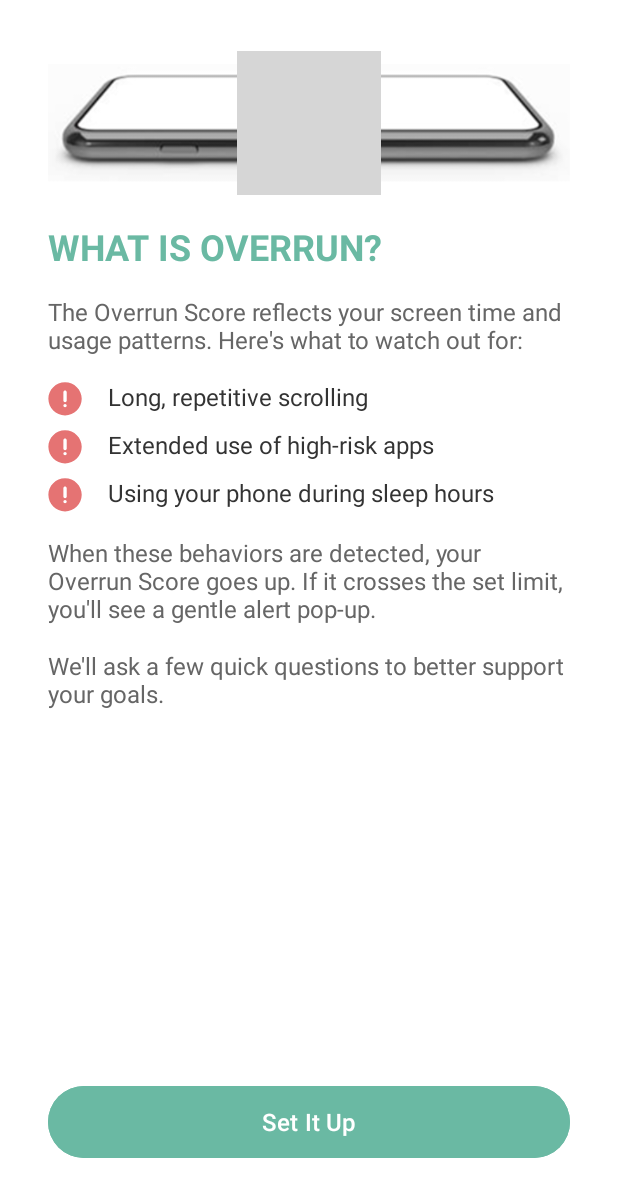
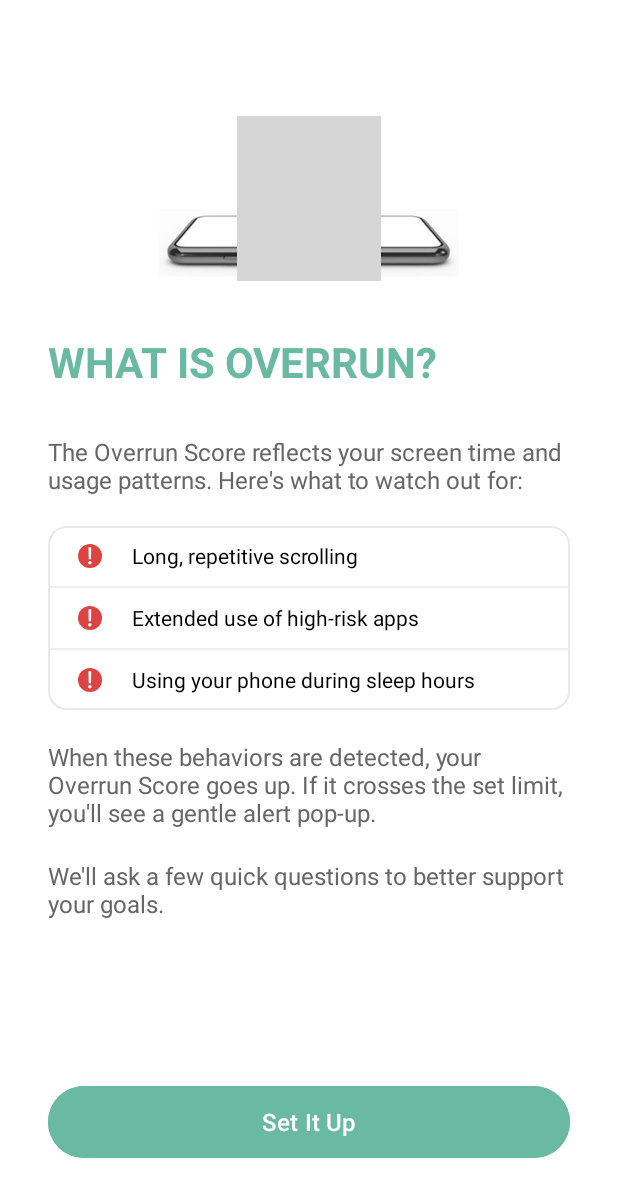
Before and after one commit to sc-team-6/PaceMate-FE, an Android app: the screen it shows after launch (OnboardingActivity), after a tap on "Next", on a phone screen of 412 x 824 dp. Shown: the top 1197 px of the screen. Run offline under Robolectric (Android 15) with nearby library versions, the phone set to English and light mode, and no system bars; grey boxes are pictures that could not be loaded.

Commit message:
Feat: 온보딩 페이지 2/5

```diff
--- /dev/null
+++ b/app/src/main/res/drawable/card_border.xml
@@ -0,0 +1,6 @@
+<?xml version="1.0" encoding="utf-8"?>
+<shape xmlns:android="http://schemas.android.com/apk/res/android">
+    <solid android:color="@android:color/white" />
+    <corners android:radius="12dp" />
+    <stroke android:width="1dp" android:color="#E9E9E9" />
+</shape>
--- /dev/null
+++ b/app/src/main/res/drawable/circle_red_background.xml
@@ -0,0 +1,5 @@
+<?xml version="1.0" encoding="utf-8"?>
+<shape xmlns:android="http://schemas.android.com/apk/res/android"
+    android:shape="oval">
+    <solid android:color="#E57373" /> <!-- 빨간색 배경 -->
+</shape>
--- /dev/null
+++ b/app/src/main/res/drawable/ic_alert.xml
@@ -0,0 +1,9 @@
+<vector xmlns:android="http://schemas.android.com/apk/res/android"
+    android:width="44dp"
+    android:height="44dp"
+    android:viewportWidth="44"
+    android:viewportHeight="44">
+  <path
+      android:pathData="M22,0.333C33.966,0.333 43.666,10.035 43.666,22C43.666,33.964 33.966,43.666 22,43.666C10.033,43.666 0.333,33.964 0.333,22C0.333,10.035 10.033,0.333 22,0.333ZM22.004,28.508C20.809,28.508 19.84,29.476 19.84,30.671C19.84,31.867 20.809,32.835 22.004,32.835C23.198,32.835 24.167,31.867 24.167,30.671C24.167,29.476 23.198,28.508 22.004,28.508ZM21.999,11.166C20.888,11.167 19.972,12.003 19.847,13.081L19.833,13.334L19.837,24.169L19.852,24.422C19.977,25.499 20.893,26.335 22.004,26.335C23.115,26.334 24.031,25.498 24.156,24.42L24.17,24.167L24.166,13.332L24.152,13.08C24.026,12.002 23.11,11.166 21.999,11.166Z"
+      android:fillColor="#FF3FBCA7"/>
+</vector>
--- a/app/src/main/res/drawable/ic_warning.xml
+++ b/app/src/main/res/drawable/ic_warning.xml
@@ -1,9 +1,12 @@
 <vector xmlns:android="http://schemas.android.com/apk/res/android"
-    android:width="15dp"
-    android:height="15dp"
-    android:viewportWidth="15"
-    android:viewportHeight="15">
+    android:width="32dp"
+    android:height="32dp"
+    android:viewportWidth="32"
+    android:viewportHeight="32">
   <path
-      android:pathData="M7.103,0.916C10.94,0.916 14.05,4.027 14.05,7.862C14.05,11.698 10.94,14.809 7.103,14.809C3.267,14.809 0.157,11.698 0.157,7.862C0.157,4.027 3.267,0.916 7.103,0.916ZM7.105,9.949C6.721,9.949 6.411,10.259 6.411,10.642C6.411,11.026 6.721,11.336 7.105,11.336C7.488,11.336 7.798,11.026 7.798,10.642C7.798,10.259 7.488,9.949 7.105,9.949ZM7.103,4.389C6.747,4.389 6.453,4.658 6.413,5.003L6.409,5.084L6.41,8.558L6.415,8.639C6.455,8.984 6.749,9.252 7.105,9.252C7.461,9.252 7.755,8.984 7.795,8.638L7.799,8.557L7.798,5.084L7.793,5.003C7.753,4.657 7.459,4.389 7.103,4.389Z"
-      android:fillColor="#FF3FBCA7"/>
+      android:pathData="M16,0L16,0A16,16 0,0 1,32 16L32,16A16,16 0,0 1,16 32L16,32A16,16 0,0 1,0 16L0,16A16,16 0,0 1,16 0z"
+      android:fillColor="#DD4343"/>
+  <path
+      android:pathData="M17.649,4.253L17.367,20.433H14.256L13.974,4.253H17.649ZM15.827,27.22C14.602,27.22 13.565,26.215 13.597,24.989C13.565,23.764 14.602,22.758 15.827,22.758C17.021,22.758 18.058,23.764 18.058,24.989C18.058,26.215 17.021,27.22 15.827,27.22Z"
+      android:fillColor="#ffffff"/>
 </vector>
--- a/app/src/main/res/layout/custom_bottom_navigation.xml
+++ b/app/src/main/res/layout/custom_bottom_navigation.xml
@@ -75,7 +75,7 @@
                 android:id="@+id/icon_alert"
                 android:layout_width="22dp"
                 android:layout_height="22dp"
-                android:src="@drawable/ic_warning"
+                android:src="@drawable/ic_alert"
                 app:tint="#EBEBEB" />
 
             <TextView
--- a/app/src/main/res/layout/fragment_home.xml
+++ b/app/src/main/res/layout/fragment_home.xml
@@ -123,11 +123,11 @@
                     android:layout_height="wrap_content"
                     android:layout_marginTop="5dp"
                     android:background="@drawable/warming_up_background"
-                    android:paddingHorizontal="24dp"
-                    android:paddingVertical="10dp"
+                    android:paddingHorizontal="15dp"
+                    android:paddingVertical="6dp"
                     android:text="Warming Up"
                     android:textColor="#FFFFFF"
-                    android:textSize="16sp"
+                    android:textSize="13sp"
                     app:layout_constraintStart_toStartOf="parent"
                     app:layout_constraintEnd_toEndOf="parent"
                     app:layout_constraintTop_toBottomOf="@id/tv_percentage" />
--- a/app/src/main/res/layout/fragment_onboarding_overrun.xml
+++ b/app/src/main/res/layout/fragment_onboarding_overrun.xml
@@ -7,56 +7,73 @@
     android:background="@android:color/white"
     android:padding="32dp">
 
+    <!-- Guidelines to position elements -->
+    <androidx.constraintlayout.widget.Guideline
+        android:id="@+id/guideline30Percent"
+        android:layout_width="wrap_content"
+        android:layout_height="wrap_content"
+        android:orientation="horizontal"
+        app:layout_constraintGuide_percent="0.25" />
+
+    <!-- Images above the title text -->
     <ImageView
         android:id="@+id/ivPhoneHamster"
-        android:layout_width="wrap_content"
+        android:layout_width="200dp"
         android:layout_height="wrap_content"
         android:contentDescription="Phone with hamster"
         android:src="@drawable/iv_phone"
-        app:layout_constraintTop_toTopOf="parent"
-        app:layout_constraintStart_toStartOf="parent" />
+        android:scaleType="fitCenter"
+        app:layout_constraintBottom_toTopOf="@id/guideline30Percent"
+        app:layout_constraintStart_toStartOf="parent"
+        app:layout_constraintEnd_toEndOf="parent"
+        android:layout_marginBottom="10dp" />
 
     <ImageView
         android:id="@+id/ivHamster"
         android:layout_width="wrap_content"
-        android:layout_height="wrap_content"
+        android:layout_height="110dp"
         android:contentDescription="Hamster"
         android:src="@drawable/iv_hamster"
-        app:layout_constraintTop_toTopOf="@id/ivPhoneHamster"
+        app:layout_constraintBottom_toTopOf="@id/ivPhoneHamster"
         app:layout_constraintStart_toStartOf="@id/ivPhoneHamster"
         app:layout_constraintEnd_toEndOf="@id/ivPhoneHamster"
-        app:layout_constraintBottom_toBottomOf="@id/ivPhoneHamster" />
+        android:layout_marginBottom="-75dp" />
 
+    <!-- Title text positioned at 30% from top -->
     <TextView
         android:id="@+id/tvTitle"
         android:layout_width="wrap_content"
         android:layout_height="wrap_content"
         android:text="WHAT IS OVERRUN?"
-        android:textSize="24sp"
+        android:textSize="28sp"
         android:textStyle="bold"
         android:textColor="@color/mint_text"
-        android:layout_marginTop="16dp"
-        app:layout_constraintTop_toBottomOf="@id/ivPhoneHamster"
+        app:layout_constraintTop_toTopOf="@id/guideline30Percent"
         app:layout_constraintStart_toStartOf="parent" />
 
+    <!-- Description text below the title -->
     <TextView
         android:id="@+id/tvOverrunScoreDesc"
-        android:layout_width="match_parent"
+        android:layout_width="0dp"
         android:layout_height="wrap_content"
         android:text="The Overrun Score reflects your screen time and usage patterns. Here's what to watch out for:"
         android:textSize="16sp"
         android:textColor="@color/mint_secondary_text"
-        android:layout_marginTop="16dp"
+        android:layout_marginTop="30dp"
         app:layout_constraintTop_toBottomOf="@id/tvTitle"
         app:layout_constraintStart_toStartOf="parent"
         app:layout_constraintEnd_toEndOf="parent" />
 
-    <LinearLayout
+    <!-- Warning container below description - Now using a CardView for the white background -->
+    <androidx.cardview.widget.CardView
         android:id="@+id/warningContainer"
         android:layout_width="match_parent"
         android:layout_height="wrap_content"
-        android:orientation="vertical"
-        android:layout_marginTop="16dp"
+        android:layout_marginTop="20dp"
+        app:cardCornerRadius="0dp"
+        app:cardElevation="0dp"
+        app:contentPadding="0dp"
+        app:cardBackgroundColor="@android:color/transparent"
         app:layout_constraintTop_toBottomOf="@id/tvOverrunScoreDesc"
         app:layout_constraintStart_toStartOf="parent"
         app:layout_constraintEnd_toEndOf="parent">
@@ -64,90 +81,119 @@
         <LinearLayout
             android:layout_width="match_parent"
             android:layout_height="wrap_content"
+            android:orientation="vertical"
+            android:background="@drawable/card_border">
+
+            <LinearLayout
+                android:layout_width="match_parent"
+                android:layout_height="wrap_content"
                 android:orientation="horizontal"
-            android:layout_marginBottom="8dp">
+                android:paddingHorizontal="16dp"
+                android:paddingVertical="8dp"
+                android:gravity="center_vertical">
 
                 <ImageView
                     android:layout_width="24dp"
                     android:layout_height="24dp"
                     android:src="@drawable/ic_warning"
-                android:tint="@color/mint_alert" />
+                    android:padding="4dp" />
 
                 <TextView
                     android:layout_width="match_parent"
                     android:layout_height="wrap_content"
                     android:text="Long, repetitive scrolling"
-                android:textSize="16sp"
-                android:textColor="#333333"
-                android:layout_marginStart="16dp" />
+                    android:textSize="14sp"
+                    android:textColor="#000000"
+                    android:layout_marginStart="16dp"
+                    android:gravity="center_vertical" />
             </LinearLayout>
+
+            <View
+                android:layout_width="match_parent"
+                android:layout_height="1dp"
+                android:background="#EEEEEE" />
 
             <LinearLayout
                 android:layout_width="match_parent"
                 android:layout_height="wrap_content"
                 android:orientation="horizontal"
-            android:layout_marginBottom="8dp">
+                android:paddingHorizontal="16dp"
+                android:paddingVertical="8dp"
+                android:gravity="center_vertical">
 
                 <ImageView
                     android:layout_width="24dp"
                     android:layout_height="24dp"
                     android:src="@drawable/ic_warning"
-                android:tint="@color/mint_alert" />
+                    android:padding="4dp" />
 
                 <TextView
                     android:layout_width="match_parent"
                     android:layout_height="wrap_content"
                     android:text="Extended use of high-risk apps"
-                android:textSize="16sp"
-                android:textColor="#333333"
-                android:layout_marginStart="16dp" />
+                    android:textSize="14sp"
+                    android:textColor="#000000"
+                    android:layout_marginStart="16dp"
+                    android:gravity="center_vertical" />
             </LinearLayout>
+
+            <View
+                android:layout_width="match_parent"
+                android:layout_height="1dp"
+                android:background="#EEEEEE" />
 
             <LinearLayout
                 android:layout_width="match_parent"
                 android:layout_height="wrap_content"
-            android:orientation="horizontal">
+                android:orientation="horizontal"
+                android:paddingHorizontal="16dp"
+                android:paddingVertical="8dp"
+                android:gravity="center_vertical">
 
                 <ImageView
                     android:layout_width="24dp"
                     android:layout_height="24dp"
                     android:src="@drawable/ic_warning"
-                android:tint="@color/mint_alert" />
+                    android:padding="4dp" />
 
                 <TextView
                     android:layout_width="match_parent"
                     android:layout_height="wrap_content"
                     android:text="Using your phone during sleep hours"
-                android:textSize="16sp"
-                android:textColor="#333333"
-                android:layout_marginStart="16dp" />
+                    android:textSize="14sp"
+                    android:textColor="#000000"
+                    android:layout_marginStart="16dp"
+                    android:gravity="center_vertical" />
             </LinearLayout>
         </LinearLayout>
+    </androidx.cardview.widget.CardView>
 
+    <!-- Additional notes below warnings -->
     <TextView
         android:id="@+id/tvWarningNote"
-        android:layout_width="match_parent"
+        android:layout_width="0dp"
         android:layout_height="wrap_content"
         android:text="When these behaviors are detected, your Overrun Score goes up. If it crosses the set limit, you'll see a gentle alert pop-up."
         android:textSize="16sp"
         android:textColor="@color/mint_secondary_text"
-        android:layout_marginTop="16dp"
+        android:layout_marginTop="20dp"
         app:layout_constraintTop_toBottomOf="@id/warningContainer"
         app:layout_constraintStart_toStartOf="parent"
         app:layout_constraintEnd_toEndOf="parent" />
 
     <TextView
         android:id="@+id/tvSupportNote"
-        android:layout_width="match_parent"
+        android:layout_width="0dp"
         android:layout_height="wrap_content"
         android:text="We'll ask a few quick questions to better support your goals."
         android:textSize="16sp"
         android:textColor="@color/mint_secondary_text"
-        android:layout_marginTop="16dp"
+        android:layout_marginTop="20dp"
         app:layout_constraintTop_toBottomOf="@id/tvWarningNote"
         app:layout_constraintStart_toStartOf="parent"
         app:layout_constraintEnd_toEndOf="parent" />
 
+    <!-- Button at the bottom -->
     <Button
         android:id="@+id/btnSetItUp"
         android:layout_width="match_parent"
--- a/app/src/main/res/layout/fragment_onboarding_welcome.xml
+++ b/app/src/main/res/layout/fragment_onboarding_welcome.xml
@@ -7,27 +7,40 @@
     android:background="@android:color/white"
     android:padding="32dp">
 
+    <!-- Guidelines to position elements -->
+    <androidx.constraintlayout.widget.Guideline
+        android:id="@+id/guideline30Percent"
+        android:layout_width="wrap_content"
+        android:layout_height="wrap_content"
+        android:orientation="horizontal"
+        app:layout_constraintGuide_percent="0.25" />
+
+    <!-- Image above the welcome text -->
     <ImageView
         android:id="@+id/ivPhone"
-        android:layout_width="wrap_content"
+        android:layout_width="200dp"
         android:layout_height="wrap_content"
         android:contentDescription="Phone image"
         android:src="@drawable/iv_phone"
-        app:layout_constraintTop_toTopOf="parent"
-        app:layout_constraintStart_toStartOf="parent" />
+        android:scaleType="fitCenter"
+        app:layout_constraintBottom_toTopOf="@id/guideline30Percent"
+        app:layout_constraintStart_toStartOf="parent"
+        app:layout_constraintEnd_toEndOf="parent"
+        android:layout_marginBottom="10dp"/>
 
+    <!-- Welcome text positioned at 30% from top -->
     <TextView
         android:id="@+id/tvWelcome"
         android:layout_width="wrap_content"
         android:layout_height="wrap_content"
         android:text="WELCOME ABOARD! 🚀"
-        android:textSize="24sp"
+        android:textSize="28sp"
         android:textStyle="bold"
         android:textColor="@color/mint_text"
-        android:layout_marginTop="16dp"
-        app:layout_constraintTop_toBottomOf="@id/ivPhone"
+        app:layout_constraintTop_toTopOf="@id/guideline30Percent"
         app:layout_constraintStart_toStartOf="parent" />
 
+    <!-- Description texts below the welcome text -->
     <TextView
         android:id="@+id/tvDescription1"
         android:layout_width="0dp"
@@ -35,7 +48,7 @@
         android:text="You've just taken your first step toward a more balanced digital life."
         android:textSize="16sp"
         android:textColor="@color/mint_secondary_text"
-        android:layout_marginTop="16dp"
+        android:layout_marginTop="30dp"
         app:layout_constraintTop_toBottomOf="@id/tvWelcome"
         app:layout_constraintStart_toStartOf="parent"
         app:layout_constraintEnd_toEndOf="parent" />
@@ -47,11 +60,12 @@
         android:text="We'll guide you with the Overrun Index, a smart way to catch unhealthy usage patterns before they take over."
         android:textSize="16sp"
         android:textColor="@color/mint_secondary_text"
-        android:layout_marginTop="16dp"
+        android:layout_marginTop="30dp"
         app:layout_constraintTop_toBottomOf="@id/tvDescription1"
         app:layout_constraintStart_toStartOf="parent"
         app:layout_constraintEnd_toEndOf="parent" />
 
+    <!-- Next button at the bottom -->
     <Button
         android:id="@+id/btnNext"
         android:layout_width="match_parent"
--- a/app/src/main/res/menu/bottom_nav_menu.xml
+++ b/app/src/main/res/menu/bottom_nav_menu.xml
@@ -6,7 +6,7 @@
         android:title="Home" />
     <item
         android:id="@+id/navigation_alert"
-        android:icon="@drawable/ic_warning"
+        android:icon="@drawable/ic_alert"
         android:title="Alert" />
     <item
         android:id="@+id/navigation_report"
```
Lines whose indentation alone changed are shown as unchanged.
